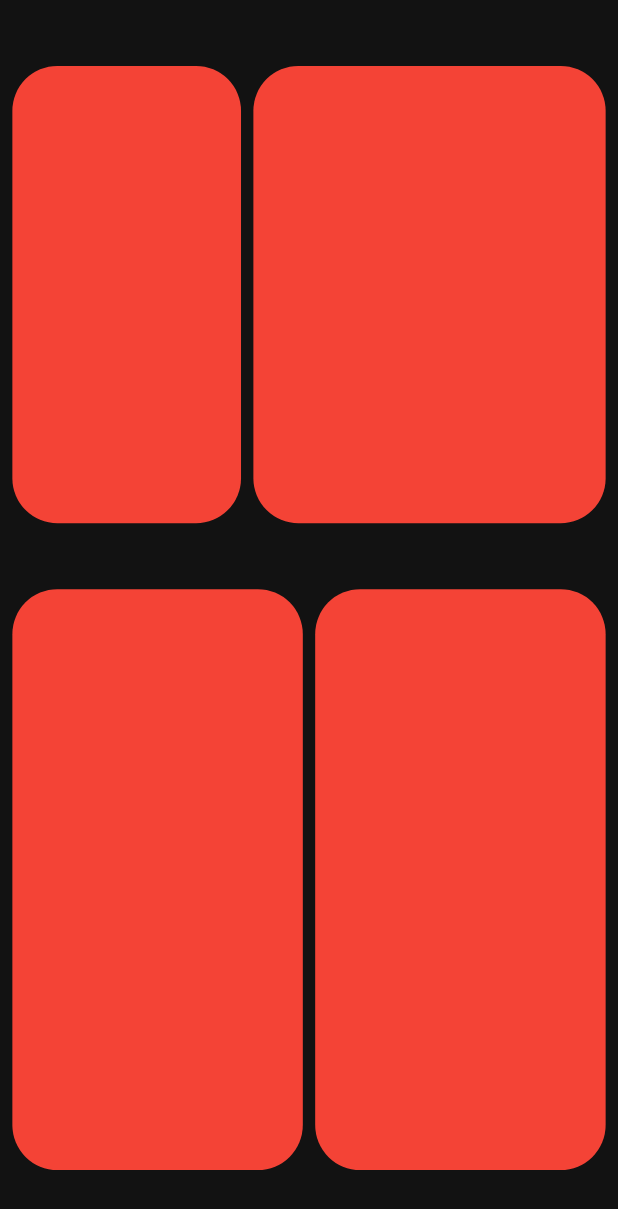
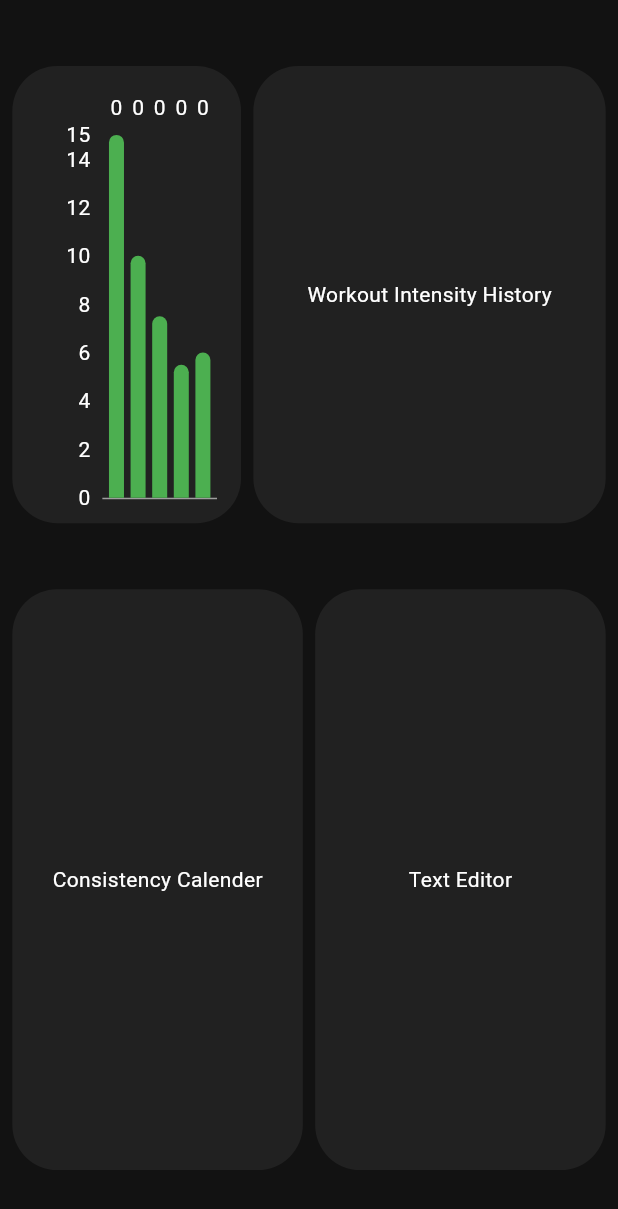
Before and after one commit to C41f0N/workout_dashboard, a Flutter app: the screen it shows after launch, on a phone screen of 412 x 824 dp. Shown: the top 1209 px of the screen. Run offline on Flutter 3.47's test engine with Material 3 defaults, Android fonts, the phone set to English and light mode, and no system bars; drawn by our look-alikes of fl_chart.

Commit message:
added Workout Type Intensity Chart

```diff
--- a/lib/pages/home.dart
+++ b/lib/pages/home.dart
@@ -1,3 +1,4 @@
+import 'package:fl_chart/fl_chart.dart';
 import 'package:flutter/material.dart';
 
 class Home extends StatefulWidget {
@@ -18,48 +19,155 @@
             Row(
               mainAxisAlignment: MainAxisAlignment.spaceEvenly,
               children: [
+                // Bar Chart Workout Type Intensity
                 Container(
                   height: MediaQuery.of(context).size.height * 0.37,
                   width: MediaQuery.of(context).size.width * 0.37,
                   decoration: BoxDecoration(
-                    color: Colors.red,
+                    color: Colors.grey[900],
                     borderRadius: BorderRadius.circular(30),
+                  ),
+                  alignment: Alignment.center,
+                  child: Padding(
+                    padding: const EdgeInsets.all(16.0),
+                    child: BarChart(
+                      swapAnimationDuration: Duration(seconds: 1),
+                      BarChartData(
+                        alignment: BarChartAlignment.spaceEvenly,
+                        gridData: const FlGridData(show: false),
+                        borderData: FlBorderData(
+                          show: true,
+                          border: Border(
+                            bottom: BorderSide(color: Colors.grey[500]!),
+                            // left: BorderSide(color: Colors.grey[500]!),
+                          ),
+                        ),
+                        titlesData: const FlTitlesData(
+                          bottomTitles: AxisTitles(
+                            sideTitles: SideTitles(showTitles: false),
+                          ),
+                          rightTitles: AxisTitles(
+                            sideTitles: SideTitles(showTitles: false),
+                          ),
+                        ),
+                        barGroups: [
+                          BarChartGroupData(
+                            x: 0,
+                            barRods: [
+                              BarChartRodData(
+                                toY: 15,
+                                width: 10,
+                                color: Theme.of(context).colorScheme.primary,
+                                borderRadius: const BorderRadius.only(
+                                  topLeft: Radius.circular(5),
+                                  topRight: Radius.circular(5),
+                                ),
+                              )
+                            ],
+                          ),
+                          BarChartGroupData(
+                            x: 0,
+                            barRods: [
+                              BarChartRodData(
+                                toY: 10,
+                                width: 10,
+                                color: Theme.of(context).colorScheme.primary,
+                                borderRadius: const BorderRadius.only(
+                                  topLeft: Radius.circular(5),
+                                  topRight: Radius.circular(5),
+                                ),
+                              )
+                            ],
+                          ),
+                          BarChartGroupData(
+                            x: 0,
+                            barRods: [
+                              BarChartRodData(
+                                toY: 7.5,
+                                width: 10,
+                                color: Theme.of(context).colorScheme.primary,
+                                borderRadius: const BorderRadius.only(
+                                  topLeft: Radius.circular(5),
+                                  topRight: Radius.circular(5),
+                                ),
+                              )
+                            ],
+                          ),
+                          BarChartGroupData(
+                            x: 0,
+                            barRods: [
+                              BarChartRodData(
+                                toY: 5.5,
+                                width: 10,
+                                color: Theme.of(context).colorScheme.primary,
+                                borderRadius: const BorderRadius.only(
+                                  topLeft: Radius.circular(5),
+                                  topRight: Radius.circular(5),
+                                ),
+                              )
+                            ],
+                          ),
+                          BarChartGroupData(
+                            x: 0,
+                            barRods: [
+                              BarChartRodData(
+                                toY: 6,
+                                width: 10,
+                                color: Theme.of(context).colorScheme.primary,
+                                borderRadius: const BorderRadius.only(
+                                  topLeft: Radius.circular(5),
+                                  topRight: Radius.circular(5),
+                                ),
+                              )
+                            ],
+                          ),
+                        ],
+                      ),
+                    ),
                   ),
                 ),
 
+                // Workout Intensity History
                 Container(
                   height: MediaQuery.of(context).size.height * 0.37,
                   width: MediaQuery.of(context).size.width * 0.57,
                   decoration: BoxDecoration(
-                    color: Colors.red,
+                    color: Colors.grey[900],
                     borderRadius: BorderRadius.circular(30),
                   ),
+                  alignment: Alignment.center,
+                  child: const Text("Workout Intensity History"),
                 ),
               ],
             ),
             Row(
               mainAxisAlignment: MainAxisAlignment.spaceEvenly,
               children: [
+                // Consistency Calendar
                 Container(
                   height: MediaQuery.of(context).size.height * 0.47,
                   width: MediaQuery.of(context).size.width * 0.47,
                   decoration: BoxDecoration(
-                    color: Colors.red,
+                    color: Colors.grey[900],
                     borderRadius: BorderRadius.circular(30),
                   ),
+                  alignment: Alignment.center,
+                  child: const Text("Consistency Calender"),
                 ),
 
+                // Text Editor
                 Container(
                   height: MediaQuery.of(context).size.height * 0.47,
                   width: MediaQuery.of(context).size.width * 0.47,
                   decoration: BoxDecoration(
-                    color: Colors.red,
+                    color: Colors.grey[900],
                     borderRadius: BorderRadius.circular(30),
                   ),
+                  alignment: Alignment.center,
+                  child: const Text("Text Editor"),
                 ),
               ],
             ),
-
           ],
         ),
       ),
```
